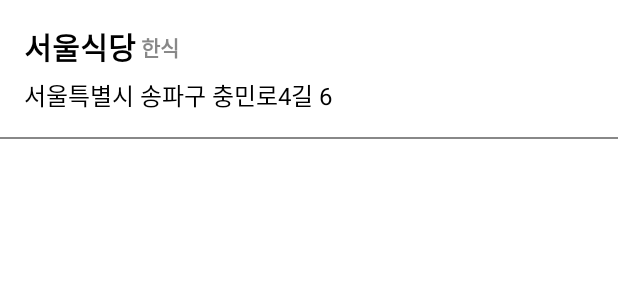
After one commit to tunameatball/android-study, an Android app: the layout item_restaurant.xml on its own in the app's theme, with its tools: preview values and no code run, on a phone screen of 412 x 824 dp. The commit adds this screen. Shown: the top 300 px of the screen. Run offline under Robolectric (Android 15) with nearby library versions, the phone set to English and light mode, and no system bars.

Commit message:
[ Android ] 네이버 검색 후 bottom sheet에 표시 및 클릭 이벤트 추가

```diff
--- /dev/null
+++ b/android/food_map/app/src/main/res/layout/item_restaurant.xml
@@ -0,0 +1,61 @@
+<?xml version="1.0" encoding="utf-8"?>
+<androidx.constraintlayout.widget.ConstraintLayout xmlns:android="http://schemas.android.com/apk/res/android"
+    android:layout_width="match_parent"
+    android:layout_height="wrap_content"
+    xmlns:app="http://schemas.android.com/apk/res-auto"
+    xmlns:tools="http://schemas.android.com/tools">
+
+    <TextView
+        android:id="@+id/tv_title"
+        tools:text="서울식당"
+        android:textColor="@color/black"
+        android:textSize="20sp"
+        android:textStyle="bold"
+        android:layout_marginStart="16dp"
+        android:layout_marginTop="16dp"
+        android:layout_width="wrap_content"
+        android:layout_height="wrap_content"
+        app:layout_constrainedWidth="true"
+        app:layout_constraintHorizontal_bias="0"
+        app:layout_constraintHorizontal_chainStyle="packed"
+        app:layout_constraintEnd_toStartOf="@id/tv_category"
+        app:layout_constraintStart_toStartOf="parent"
+        app:layout_constraintTop_toTopOf="parent" />
+
+    <TextView
+        android:id="@+id/tv_category"
+        tools:text="한식"
+        android:textColor="@color/gray"
+        android:textSize="14sp"
+        android:textStyle="bold"
+        android:layout_marginStart="3dp"
+        android:layout_width="wrap_content"
+        android:layout_height="wrap_content"
+        app:layout_constraintEnd_toEndOf="parent"
+        app:layout_constraintStart_toEndOf="@id/tv_title"
+        app:layout_constraintTop_toTopOf="@id/tv_title"
+        app:layout_constraintBottom_toBottomOf="@id/tv_title" />
+
+    <TextView
+        android:id="@+id/tv_address"
+        android:layout_width="0dp"
+        android:layout_height="wrap_content"
+        android:textColor="@color/black"
+        android:textSize="16sp"
+        android:layout_marginStart="16dp"
+        android:layout_marginEnd="16dp"
+        android:layout_marginTop="5dp"
+        tools:text="서울특별시 송파구 충민로4길 6"
+        app:layout_constraintStart_toStartOf="parent"
+        app:layout_constraintEnd_toEndOf="parent"
+        app:layout_constraintTop_toBottomOf="@id/tv_title" />
+
+    <View
+        android:layout_width="match_parent"
+        android:layout_height="1dp"
+        android:layout_marginTop="16dp"
+        android:background="@color/gray"
+        app:layout_constraintTop_toBottomOf="@id/tv_address"
+        app:layout_constraintBottom_toBottomOf="parent" />
+
+</androidx.constraintlayout.widget.ConstraintLayout>
--- a/android/food_map/app/src/main/res/values/colors.xml
+++ b/android/food_map/app/src/main/res/values/colors.xml
@@ -7,4 +7,6 @@
     <color name="teal_700">#FF018786</color>
     <color name="black">#FF000000</color>
     <color name="white">#FFFFFFFF</color>
+
+    <color name="gray">#FF888888</color>
 </resources>
```
Also changed, not shown: android/food_map/app/src/main/java/com/kkh/food_map/MainActivity.kt (+16 -3 lines), android/food_map/app/src/main/java/com/kkh/food_map/RestaurantAdapter.kt (added, +44 -0 lines), android/food_map/app/src/main/res/drawable/bottom_sheet_background.xml (added, +7 -0 lines), android/food_map/app/src/main/res/layout/activity_main.xml (+7 -6 lines), android/food_map/app/src/main/res/layout/bottom_sheet.xml (added, +47 -0 lines).
